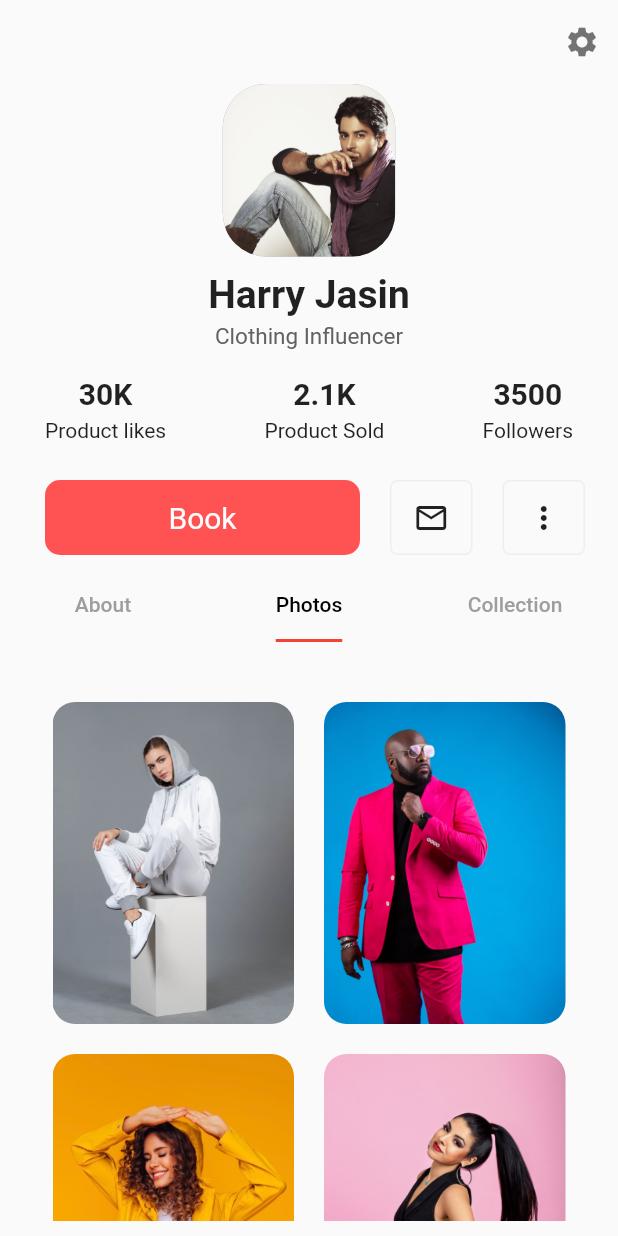
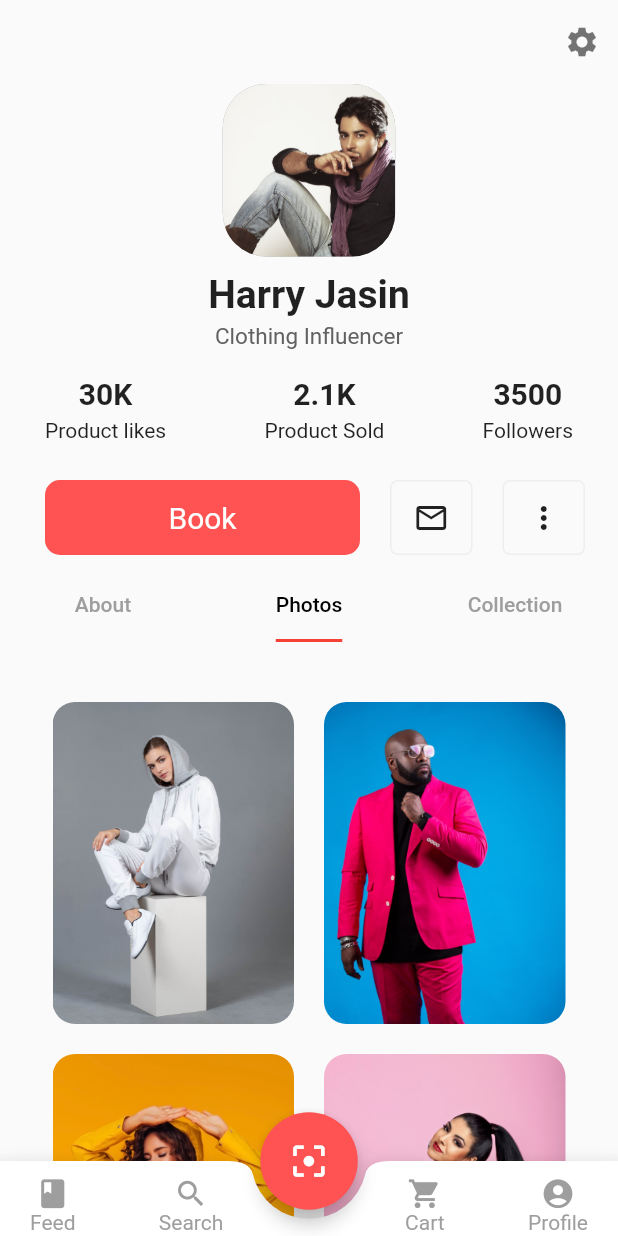
Before and after one commit to jsofosu/social, a Flutter app: the screen it shows after launch, tab 2 chosen, on a phone screen of 412 x 824 dp. Run offline on Flutter 3.47's test engine with Material 2 defaults, Android fonts, the phone set to English and light mode, and no system bars.

Commit message:
Update profile.dart

```diff
--- a/lib/ui/profile/profile.dart
+++ b/lib/ui/profile/profile.dart
@@ -2,6 +2,7 @@ import 'package:flutter/material.dart';
 import './tabs/about.dart';
 import './tabs/photos.dart';
 import '../settings.dart';
+import 'package:social/widgets/bottomnavigation.dart';
 
 class Profile extends StatelessWidget {
   @override
@@ -9,14 +10,19 @@ class Profile extends StatelessWidget {
     return DefaultTabController(
       length: 3,
       child: Scaffold(
+        extendBody: true,
         appBar: AppBar(
           actions: [
             IconButton(
               icon: Icon(Icons.settings),
               color: Colors.black54,
               onPressed: () {
-                Navigator.push(context,
-                    MaterialPageRoute(builder: (context) => Settings()));
+                Navigator.push(
+                  context,
+                  MaterialPageRoute(
+                    builder: (context) => Settings(),
+                  ),
+                );
               },
             ),
           ],
@@ -34,7 +40,9 @@ class Profile extends StatelessWidget {
                   color: Colors.grey,
                   borderRadius: BorderRadius.circular(29),
                   image: DecorationImage(
-                      image: AssetImage('images/mann.jpg'), fit: BoxFit.cover),
+                    image: AssetImage('images/mann.jpg'),
+                    fit: BoxFit.cover,
+                  ),
                 ),
               ),
               Text(
@@ -99,7 +107,6 @@ class Profile extends StatelessWidget {
                   labelColor: Colors.black,
                   indicatorColor: Colors.red,
                   indicatorSize: TabBarIndicatorSize.label,
-                  //indicatorWeight: 5,
                   tabs: [
                     Tab(
                       child: Text('About'),
@@ -126,6 +133,9 @@ class Profile extends StatelessWidget {
             ]),
           ),
         ),
+        bottomNavigationBar: Bottom(),
+        floatingActionButton: FloatingButton(),
+        floatingActionButtonLocation: FloatingActionButtonLocation.centerDocked,
       ),
     );
   }
```
